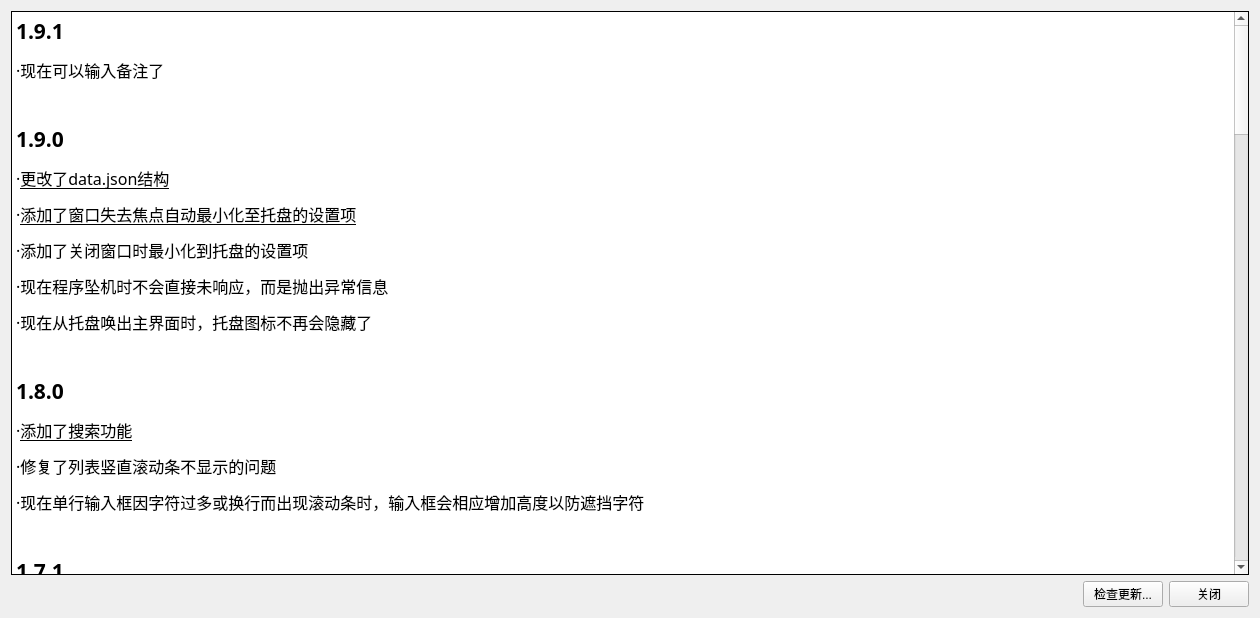
This is assets/changelog.ui in Pillowe582/toolkit as Qt 5 draws it before an edit. The edited form follows.
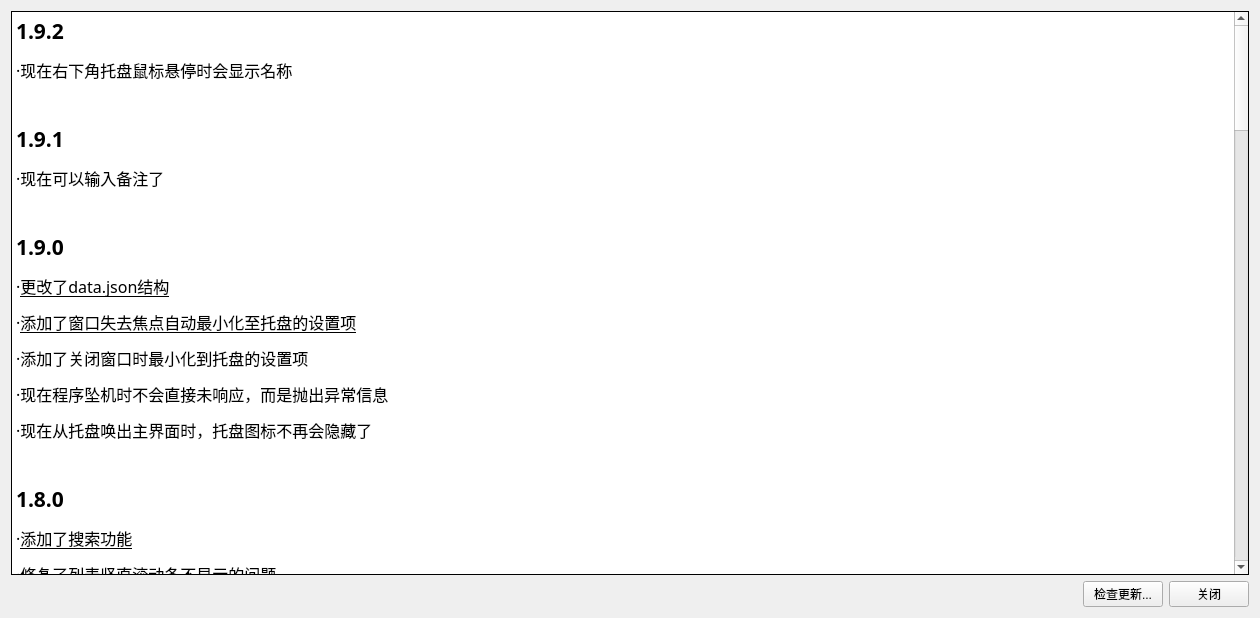
This is the edited form.

```diff
--- a/assets/changelog.ui
+++ b/assets/changelog.ui
@@ -68,6 +68,9 @@
 &lt;html&gt;&lt;head&gt;&lt;meta name=&quot;qrichtext&quot; content=&quot;1&quot; /&gt;&lt;style type=&quot;text/css&quot;&gt;
 p, li { white-space: pre-wrap; }
 &lt;/style&gt;&lt;/head&gt;&lt;body style=&quot; font-family:'宋体','宋体'; font-size:9pt; font-weight:400; font-style:normal;&quot;&gt;
+&lt;p style=&quot; margin-top:0px; margin-bottom:0px; margin-left:0px; margin-right:0px; -qt-block-indent:0; text-indent:0px;&quot;&gt;&lt;span style=&quot; font-size:16pt; font-weight:600;&quot;&gt;1.9.2&lt;/span&gt;&lt;/p&gt;
+&lt;p style=&quot; margin-top:12px; margin-bottom:12px; margin-left:0px; margin-right:0px; -qt-block-indent:0; text-indent:0px;&quot;&gt;&lt;span style=&quot; font-size:12pt;&quot;&gt;·现在右下角托盘鼠标悬停时会显示名称&lt;/span&gt;&lt;/p&gt;
+&lt;p style=&quot;-qt-paragraph-type:empty; margin-top:0px; margin-bottom:0px; margin-left:0px; margin-right:0px; -qt-block-indent:0; text-indent:0px; font-size:16pt; font-weight:600;&quot;&gt;&lt;br /&gt;&lt;/p&gt;
 &lt;p style=&quot; margin-top:0px; margin-bottom:0px; margin-left:0px; margin-right:0px; -qt-block-indent:0; text-indent:0px;&quot;&gt;&lt;span style=&quot; font-size:16pt; font-weight:600;&quot;&gt;1.9.1&lt;/span&gt;&lt;/p&gt;
 &lt;p style=&quot; margin-top:12px; margin-bottom:12px; margin-left:0px; margin-right:0px; -qt-block-indent:0; text-indent:0px;&quot;&gt;&lt;span style=&quot; font-size:12pt;&quot;&gt;·现在可以输入备注了&lt;/span&gt;&lt;/p&gt;
 &lt;p style=&quot;-qt-paragraph-type:empty; margin-top:0px; margin-bottom:0px; margin-left:0px; margin-right:0px; -qt-block-indent:0; text-indent:0px; font-size:16pt; font-weight:600;&quot;&gt;&lt;br /&gt;&lt;/p&gt;
```
